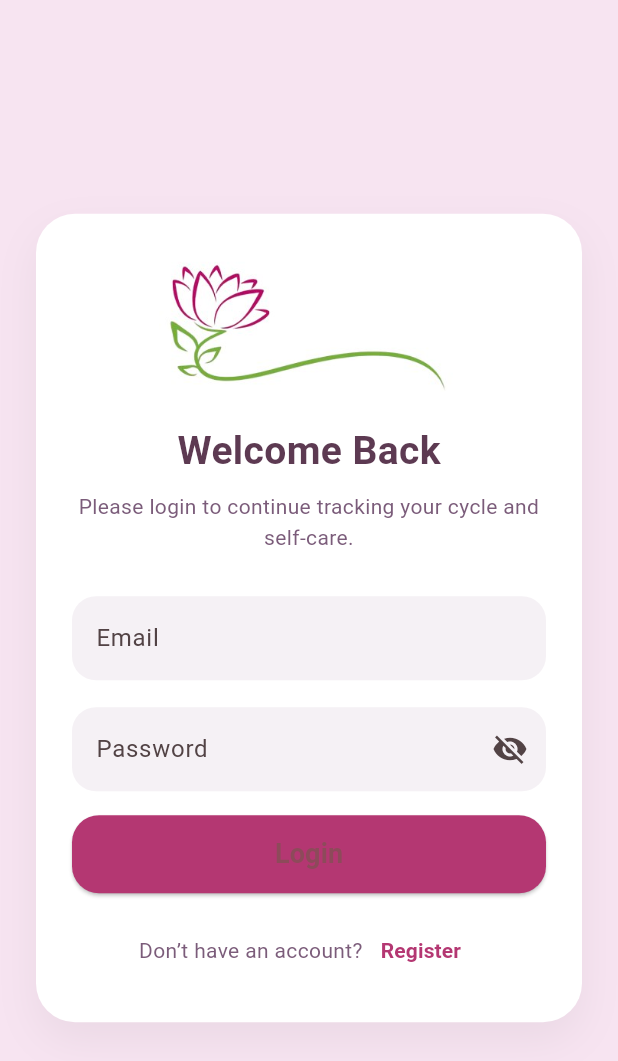
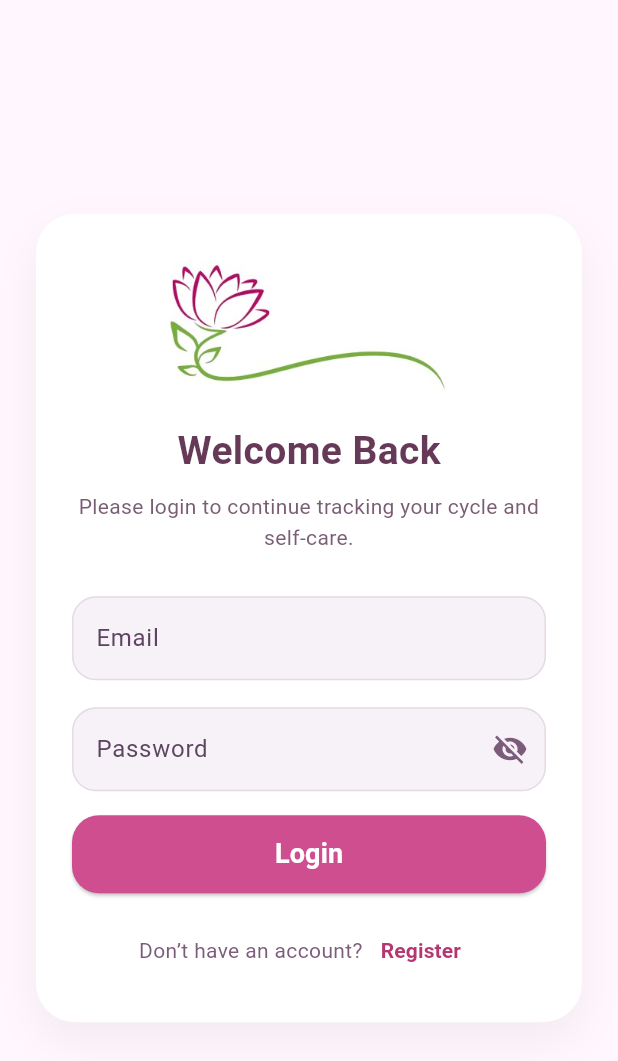
Before and after one commit to pnursyazwaniu/bloom_menstrual_health_wellness_tracker, a Flutter app: the screen it shows after launch, after a tap on "Login", on a phone screen of 412 x 824 dp. Shown: the top 1061 px of the screen. Run offline on Flutter 3.47's test engine with Material 3 defaults, Android fonts, the phone set to English and light mode, and no system bars; our stand-ins replace cloud_firestore, firebase_auth, firebase_core; accounts and stored records are empty.

Commit message:
change colour of login button

```diff
--- a/lib/screens/login_screen.dart
+++ b/lib/screens/login_screen.dart
@@ -18,7 +18,7 @@ class _LoginScreenState extends State<LoginScreen> {
   @override
   Widget build(BuildContext context) {
     return Scaffold(
-      backgroundColor: const Color(0xFFF7E4F1),
+      backgroundColor: const Color(0xFFFFF7FD),
       body: SafeArea(
         child: Center(
           child: SingleChildScrollView(
@@ -29,7 +29,7 @@ class _LoginScreenState extends State<LoginScreen> {
                 Container(
                   padding: const EdgeInsets.all(24),
                   decoration: BoxDecoration(
-                    color: Colors.white,
+                    color: const Color(0xFFFFFFFF),
                     borderRadius: BorderRadius.circular(26),
                     boxShadow: [
                       BoxShadow(
@@ -48,7 +48,7 @@ class _LoginScreenState extends State<LoginScreen> {
                         style: TextStyle(
                           fontSize: 26,
                           fontWeight: FontWeight.bold,
-                          color: Color(0xFF5D3A52),
+                          color: Color(0xFF673958),
                         ),
                       ),
                       const SizedBox(height: 8),
@@ -57,20 +57,30 @@ class _LoginScreenState extends State<LoginScreen> {
                         textAlign: TextAlign.center,
                         style: TextStyle(
                           fontSize: 14,
-                          color: Color(0xFF7B5C7A),
+                          color: Color(0xFF7A5D74),
                           height: 1.5,
                         ),
                       ),
                       const SizedBox(height: 28),
                       TextField(
                         controller: _emailController,
+                        style: const TextStyle(color: Color(0xFF412144)),
                         decoration: InputDecoration(
                           labelText: 'Email',
+                          labelStyle: const TextStyle(color: Color(0xFF5D4461)),
                           filled: true,
-                          fillColor: const Color(0xFFF5F1F5),
+                          fillColor: const Color(0xFFF7F1F8),
                           border: OutlineInputBorder(
                             borderRadius: BorderRadius.circular(16),
-                            borderSide: BorderSide.none,
+                            borderSide: const BorderSide(color: Color(0xFFE5DAE5)),
+                          ),
+                          enabledBorder: OutlineInputBorder(
+                            borderRadius: BorderRadius.circular(16),
+                            borderSide: const BorderSide(color: Color(0xFFE5DAE5)),
+                          ),
+                          focusedBorder: OutlineInputBorder(
+                            borderRadius: BorderRadius.circular(16),
+                            borderSide: const BorderSide(color: Color(0xFFB76D98), width: 2),
                           ),
                         ),
                       ),
@@ -78,19 +88,30 @@ class _LoginScreenState extends State<LoginScreen> {
                       TextField(
                         controller: _passwordController,
                         obscureText: !_isPasswordVisible,
+                        style: const TextStyle(color: Color(0xFF412144)),
                         decoration: InputDecoration(
                           labelText: 'Password',
+                          labelStyle: const TextStyle(color: Color(0xFF5D4461)),
                           filled: true,
-                          fillColor: const Color(0xFFF5F1F5),
+                          fillColor: const Color(0xFFF7F1F8),
                           border: OutlineInputBorder(
                             borderRadius: BorderRadius.circular(16),
-                            borderSide: BorderSide.none,
+                            borderSide: const BorderSide(color: Color(0xFFE5DAE5)),
+                          ),
+                          enabledBorder: OutlineInputBorder(
+                            borderRadius: BorderRadius.circular(16),
+                            borderSide: const BorderSide(color: Color(0xFFE5DAE5)),
+                          ),
+                          focusedBorder: OutlineInputBorder(
+                            borderRadius: BorderRadius.circular(16),
+                            borderSide: const BorderSide(color: Color(0xFFB76D98), width: 2),
                           ),
                           suffixIcon: IconButton(
                             icon: Icon(
                               _isPasswordVisible
                                   ? Icons.visibility
                                   : Icons.visibility_off,
+                              color: const Color(0xFF7B5C7A),
                             ),
                             onPressed: () {
                               setState(() {
@@ -144,7 +165,8 @@ class _LoginScreenState extends State<LoginScreen> {
                             }
                           },
                           style: ElevatedButton.styleFrom(
-                            backgroundColor: const Color(0xFFB43772),
+                            backgroundColor: const Color(0xFFCE4E8F),
+                            foregroundColor: Colors.white,
                             shape: RoundedRectangleBorder(
                               borderRadius: BorderRadius.circular(18),
                             ),
@@ -154,6 +176,7 @@ class _LoginScreenState extends State<LoginScreen> {
                             style: TextStyle(
                               fontSize: 18,
                               fontWeight: FontWeight.bold,
+                              color: Colors.white,
                             ),
                           ),
                         ),
```
